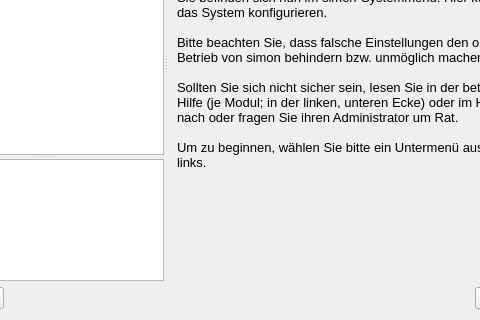
Above: ui/systemviewdlg.ui from KDE/simon before the change; both pictures show x 87 to 567 and y 166 to 486 of the 653 by 486 pixel window. Below: the same form after it.
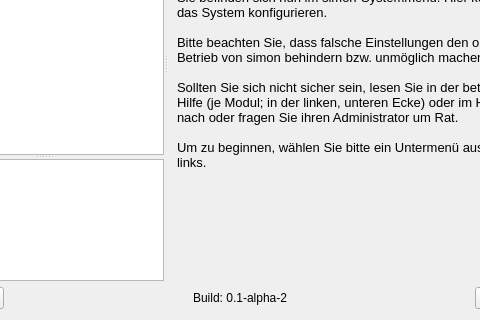
That is the form after the change. Icons and pictures are not drawn. Custom widgets are drawn as their Qt base class.

What changed in the file:
```diff
--- a/ui/systemviewdlg.ui
+++ b/ui/systemviewdlg.ui
@@ -120,6 +120,29 @@
        </property>
       </spacer>
      </item>
+     <item>
+      <widget class="QLabel" name="label_2" >
+       <property name="text" >
+        <string>Build: 0.1-alpha-2</string>
+       </property>
+       <property name="alignment" >
+        <set>Qt::AlignRight|Qt::AlignTrailing|Qt::AlignVCenter</set>
+       </property>
+      </widget>
+     </item>
+     <item>
+      <spacer>
+       <property name="orientation" >
+        <enum>Qt::Horizontal</enum>
+       </property>
+       <property name="sizeHint" >
+        <size>
+         <width>40</width>
+         <height>20</height>
+        </size>
+       </property>
+      </spacer>
+     </item>
      <item>
       <widget class="QPushButton" name="pbApply" >
        <property name="text" >
```
